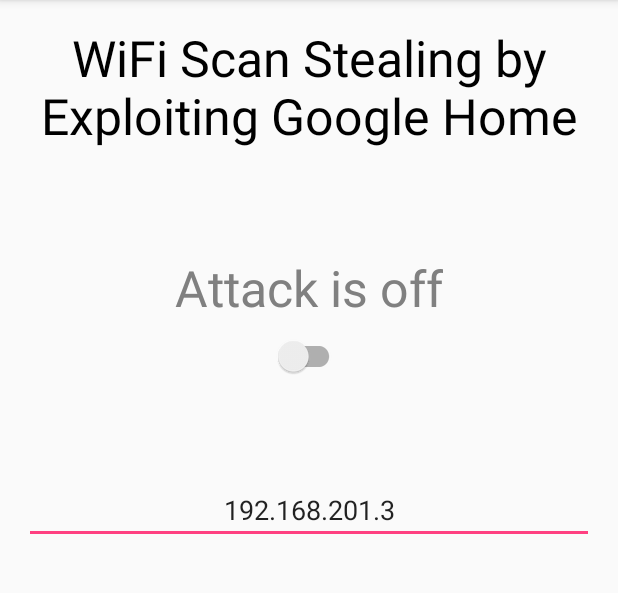
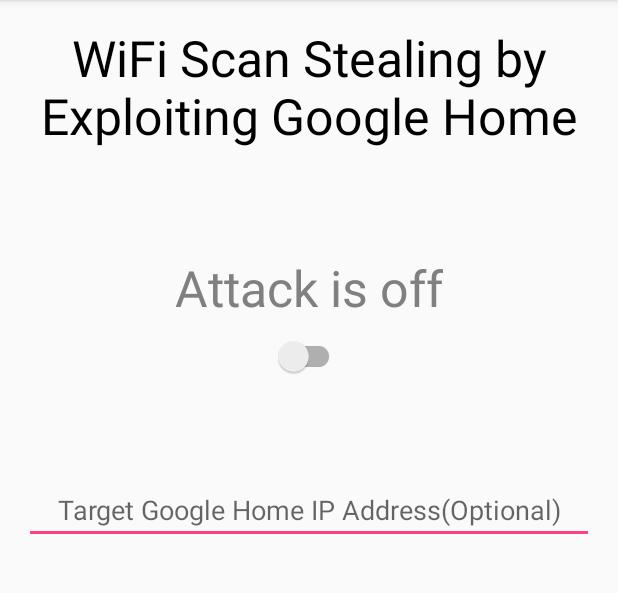
Before and after one commit to xxxyyyzzz3984/Hacking-the-Home, an Android app: the screen it shows after launch (MainActivity), on a phone screen of 412 x 824 dp, the part 84-677 px from its top. Run offline under Robolectric (Android 15) with nearby library versions, the phone set to English and light mode, and no system bars; libraries missing offline, so code that uses them is left out: com.spark.submitbutton; plain views replace SubmitButton; 3 statements that could not run were skipped.

Commit message:
Finish Implementation

```diff
--- a/LocationInference/StealingWifiScan/app/src/main/res/layout/activity_main.xml
+++ b/LocationInference/StealingWifiScan/app/src/main/res/layout/activity_main.xml
@@ -63,8 +63,7 @@
         android:id="@+id/ghdIPText"
         android:layout_below="@+id/AttackSwitch"
         android:layout_centerHorizontal="true"
-        android:layout_marginTop="66dp"
-        android:text="192.168.201.3"/>
+        android:layout_marginTop="66dp" />
 
 
 </RelativeLayout>
```
